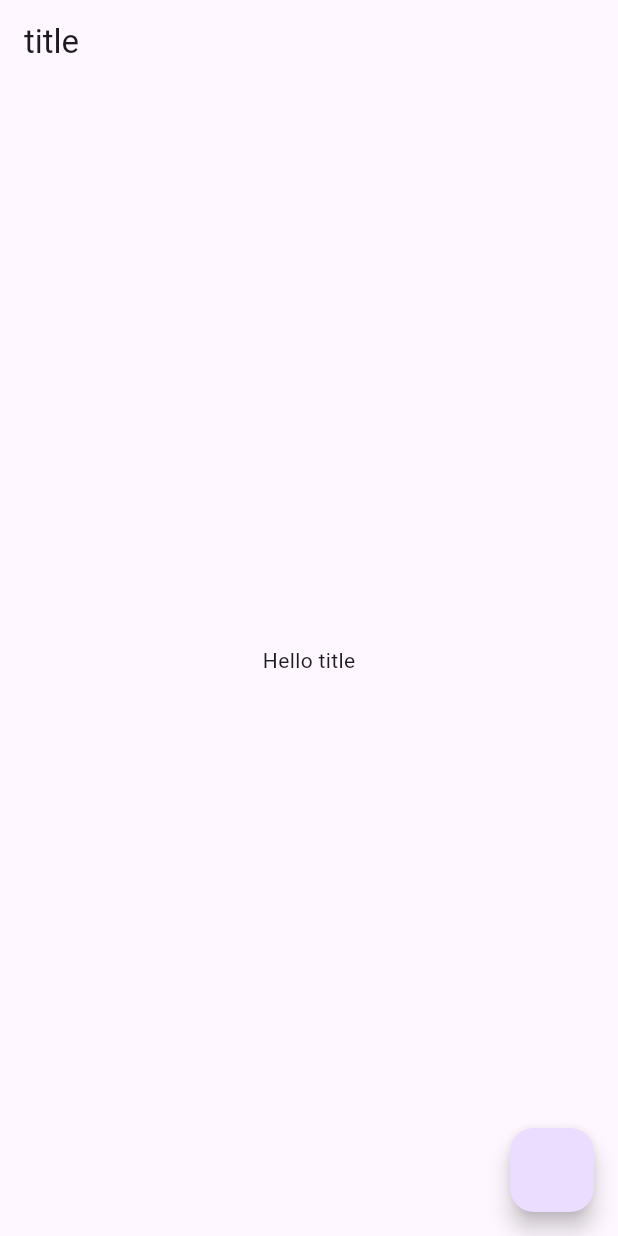
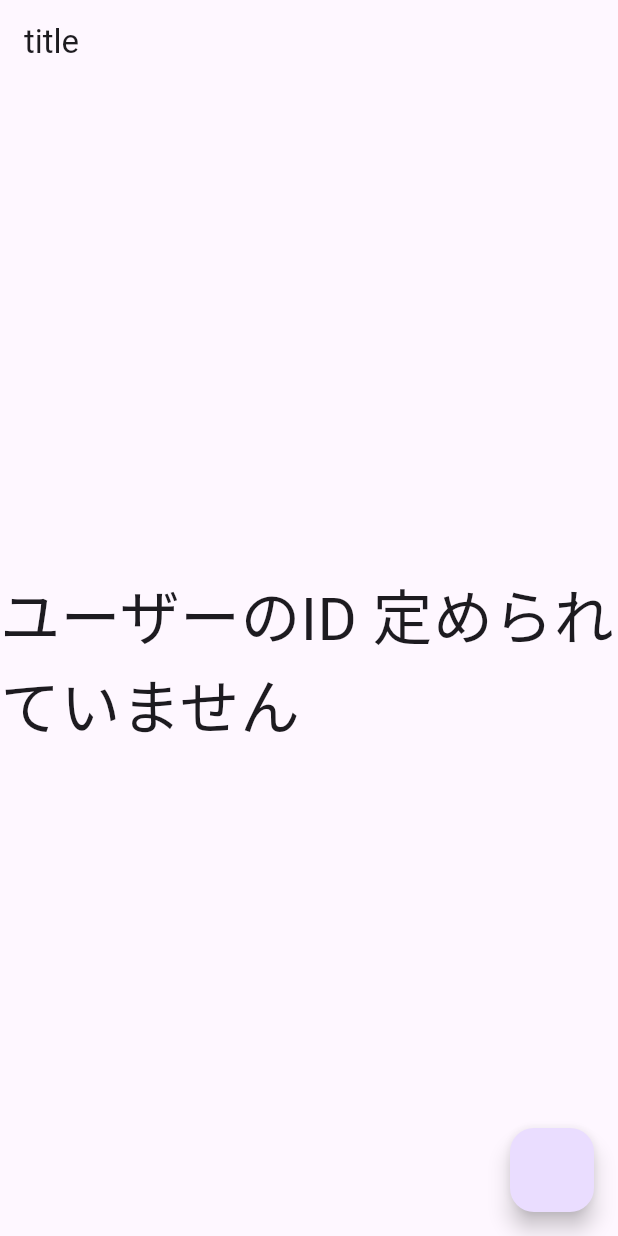
Before and after one commit to mk-mob/text_sns, a Flutter app: the screen it shows after launch, on a phone screen of 412 x 824 dp. Run offline on Flutter 3.47's test engine with Material 3 defaults, Android fonts, the phone set to English and light mode, and no system bars; our stand-ins replace cloud_firestore, firebase_core, fluttertoast, freezed_annotation, get; accounts and stored records are empty; generated files the repository leaves out were written again.

Commit message:
obxで変化を観測

```diff
--- /dev/null
+++ b/lib/constant/my_homepage_constant.dart
@@ -0,0 +1,5 @@
+class MyHomePageConstant {
+  static const createUserFailureMsg = "ユーザーの作成が失敗しました";
+  static const readUserSuccessMsg = "ユーザーの読み取りが成功しました！";
+  static const readUserFailureMsg = "ユーザーの読み取りが失敗しました";
+}
--- a/lib/pages/my_home_page.dart
+++ b/lib/pages/my_home_page.dart
@@ -5,7 +5,7 @@ import 'package:text_sns/controller/my_homepage_controller.dart';
 import '../flavors.dart';
 
 class MyHomePage extends StatelessWidget {
-  const MyHomePage({Key? key}) : super(key: key);
+  const MyHomePage({super.key});
 
   @override
   Widget build(BuildContext context) {
@@ -16,11 +16,12 @@ class MyHomePage extends StatelessWidget {
       ),
       floatingActionButton: FloatingActionButton(
           onPressed: controller.onFloatingActionButtonPressed),
-      body: Center(
-        child: Text(
-          'Hello ${F.title}',
-        ),
-      ),
+      body: Center(child: Obx(() {
+        return Text(
+          'ユーザーのID ${controller.rxDoc.value?.id ?? "定められていません"}',
+          style: const TextStyle(fontSize: 40.0),
+        );
+      })),
     );
   }
 }
--- /dev/null
+++ b/lib/ui_core/ui_helper.dart
@@ -0,0 +1,7 @@
+import 'package:fluttertoast/fluttertoast.dart';
+
+class UIHelper {
+  static Future<void> showFlutterToast(String msg) async {
+    await Fluttertoast.showToast(msg: msg);
+  }
+}
--- a/pubspec.yaml
+++ b/pubspec.yaml
@@ -22,6 +22,7 @@ dependencies:
   cloud_firestore: ^4.7.0
   freezed_annotation: ^2.2.0
   get: ^4.6.5
+  fluttertoast: ^8.1.2
 
 dev_dependencies:
   flutter_test:
```
Also changed, not shown: lib/controller/my_homepage_controller.dart (+7 -4 lines), pubspec.lock, 1 other file.
